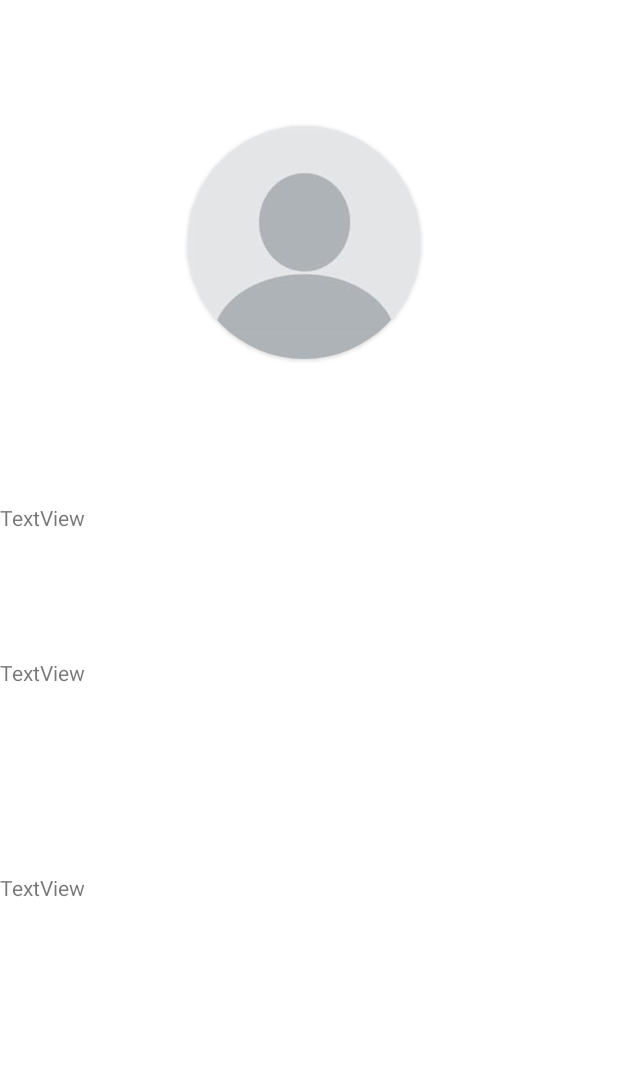
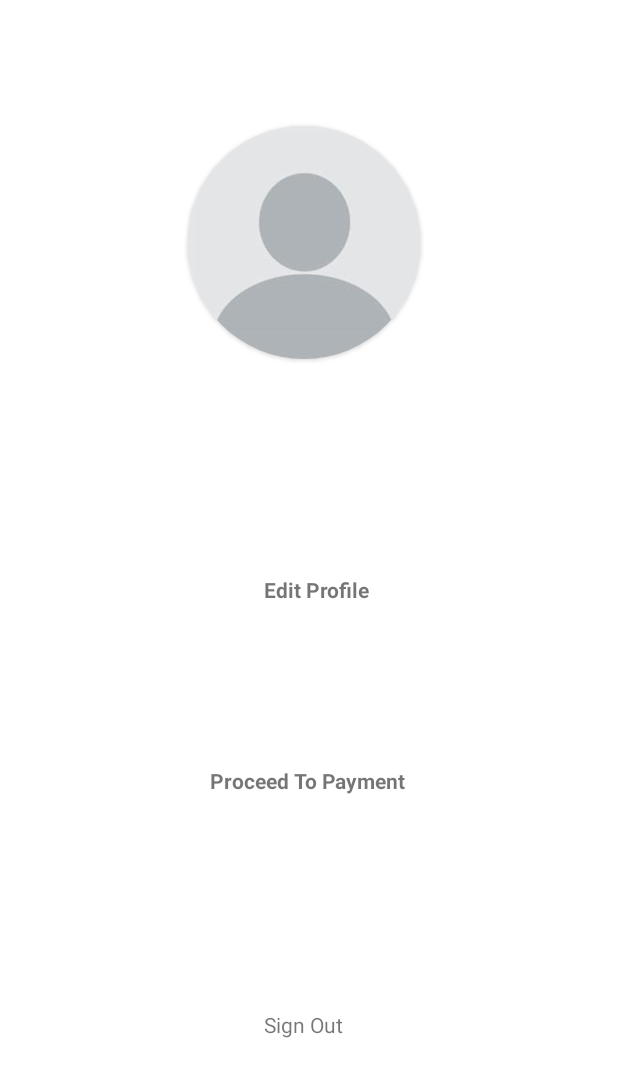
Before and after one commit to sm185570/Hack-2022, an Android app: the RegisterationActivity screen opened directly, with no data from a screen before it, after a tap on "SIGN UP", on a phone screen of 412 x 824 dp. Shown: the top 1077 px of the screen. Run offline under Robolectric (Android 15) with nearby library versions, the phone set to English and light mode, and no system bars; our stand-ins replace Firebase (no records; nobody signed in at launch, a user with empty details on screens opened directly).

Commit message:
fix flow

```diff
--- a/QrCodeGenerator/app/build.gradle
+++ b/QrCodeGenerator/app/build.gradle
@@ -43,14 +43,12 @@ dependencies {
     implementation 'androidx.lifecycle:lifecycle-livedata-ktx:2.3.1'
     implementation 'androidx.lifecycle:lifecycle-viewmodel-ktx:2.3.1'
     implementation platform('com.google.firebase:firebase-bom:30.3.0')
-    implementation 'androidx.navigation:navigation-fragment:2.3.5'
-    implementation 'androidx.navigation:navigation-ui:2.3.5'
-    implementation 'com.google.android.material:material:1.3.0-alpha03'
+    implementation 'com.google.firebase:firebase-auth'
+
 
     testImplementation 'junit:junit:4.13.2'
     androidTestImplementation 'androidx.test.ext:junit:1.1.3'
     androidTestImplementation 'androidx.test.espresso:espresso-core:3.4.0'
-    //implementation 'androidmads.library.qrgenearator:QRGenearator:1.0.4'
     implementation 'com.google.zxing:core:3.3.2'
     implementation 'com.google.firebase:firebase-auth'
     implementation 'com.google.android.gms:play-services-auth:20.2.0'
--- a/QrCodeGenerator/app/src/main/java/com/machinemake/NCRed/MainActivity2.java
+++ b/QrCodeGenerator/app/src/main/java/com/machinemake/NCRed/MainActivity2.java
@@ -2,13 +2,50 @@ package com.machinemake.NCRed;
 
 import androidx.appcompat.app.AppCompatActivity;
 
+import android.content.Intent;
 import android.os.Bundle;
+import android.view.View;
+import android.widget.TextView;
 
 public class MainActivity2 extends AppCompatActivity {
 
+    TextView pToPayment;
+    TextView signOut;
+    TextView editProfile;
     @Override
     protected void onCreate(Bundle savedInstanceState) {
         super.onCreate(savedInstanceState);
         setContentView(R.layout.activity_main2);
+        pToPayment = findViewById(R.id.ppayment);
+        signOut = findViewById(R.id.signOut2);
+        editProfile = findViewById(R.id.editProfile);
+
+        pToPayment.setOnClickListener(new View.OnClickListener() {
+            @Override
+            public void onClick(View view) {
+
+                ChangeToPayment();
+            }
+        });
+
+        editProfile.setOnClickListener(new View.OnClickListener() {
+            @Override
+            public void onClick(View view) {
+
+                ChangeToProfile();
+            }
+        });
+    }
+
+    private void ChangeToProfile()
+    {
+        Intent intent = new Intent(this, ProfileActivity.class);
+        startActivity(intent);
+    }
+
+    private void ChangeToPayment()
+    {
+        Intent intent = new Intent(this, MainActivity.class);
+        startActivity(intent);
     }
 }
--- a/QrCodeGenerator/app/src/main/java/com/machinemake/NCRed/RegisterationActivity.java
+++ b/QrCodeGenerator/app/src/main/java/com/machinemake/NCRed/RegisterationActivity.java
@@ -1,27 +1,44 @@
 package com.machinemake.NCRed;
 
+import static android.content.ContentValues.TAG;
+
+import androidx.annotation.NonNull;
 import androidx.appcompat.app.AppCompatActivity;
 
 import android.app.Activity;
+import android.content.Context;
 import android.content.Intent;
 import android.graphics.Bitmap;
 import android.net.Uri;
 import android.os.Bundle;
 import android.provider.MediaStore;
+import android.util.Log;
 import android.view.View;
 import android.widget.Button;
 import android.widget.ImageView;
 import android.widget.TextView;
+import android.widget.Toast;
+
+import com.google.android.gms.tasks.OnCompleteListener;
+import com.google.android.gms.tasks.Task;
+import com.google.firebase.auth.AuthResult;
+import com.google.firebase.auth.FirebaseAuth;
+import com.google.firebase.auth.FirebaseUser;
+import com.machinemake.NCRed.data.model.User;
 
 import java.io.FileNotFoundException;
 import java.io.IOException;
+import java.io.Serializable;
 
 public class RegisterationActivity extends AppCompatActivity {
     private static final int GET_FROM_GALLERY = 9090;
     Button join;
     TextView uploadPic;
     TextView login;
+    TextView email;
+    TextView password;
     ImageView pic;
+    private FirebaseAuth mAuth;
     @Override
     protected void onCreate(Bundle savedInstanceState) {
         super.onCreate(savedInstanceState);
@@ -29,15 +46,38 @@ public class RegisterationActivity extends AppCompatActivity {
         join = findViewById(R.id.join);
 //        uploadPic = findViewById(R.id.txtUploadPic);
         login = findViewById(R.id.lnkLogin);
+        email = findViewById(R.id.txtEmail);
+        password = findViewById(R.id.secTxt);
         pic = findViewById(R.id.pic);
-
+        mAuth = FirebaseAuth.getInstance();
+        FirebaseUser currentUser = mAuth.getCurrentUser();
         join.setOnClickListener(new View.OnClickListener() {
             @Override
             public void onClick(View view) {
+//                mAuth.createUserWithEmailAndPassword(email.getText().toString(), password.getText().toString())
+//                        .addOnCompleteListener(RegisterationActivity.this, new OnCompleteListener<AuthResult>()
+//                        {
+//                            @Override
+//                            public void onComplete(@NonNull Task<AuthResult> task) {
+//                                if (task.isSuccessful()) {
+//                                    // Sign in success, update UI with the signed-in user's information
+//                                    Log.d(TAG, "createUserWithEmail:success");
+//                                    GoToHome(mAuth.getCurrentUser());
+//                                }
+//                                else {
+//                                    // If sign in fails, display a message to the user.
+//                                    Log.w(TAG, "createUserWithEmail:failure", task.getException());
+//
+//                                }
+//                            }
+//                        });
+                Intent intent = new Intent(RegisterationActivity.this, MainActivity2.class);
 
-                ChangeToMain();
+                startActivity(intent);
+
             }
         });
+
         pic.setOnClickListener(new View.OnClickListener() {
             @Override
             public void onClick(View view) {
@@ -55,6 +95,15 @@ public class RegisterationActivity extends AppCompatActivity {
                 ChangeToLogin();
             }
         });
+    }
+
+    private void GoToHome( FirebaseUser currentUser) {
+        User u = new User();
+        u.Email = currentUser.getEmail();
+
+        Intent intent = new Intent(this, MainActivity2.class);
+        intent.putExtra("KEY_NAME", (Serializable) u);
+        startActivity(intent);
     }
 
     private void ChangeToMain()
--- a/QrCodeGenerator/app/src/main/java/com/machinemake/NCRed/data/LoginDataSource.java
+++ b/QrCodeGenerator/app/src/main/java/com/machinemake/NCRed/data/LoginDataSource.java
@@ -1,4 +1,4 @@
-package com.example.NCRed.data;
+package com.machinemake.NCRed.data;
 
 import com.example.NCRed.data.model.LoggedInUser;
 
--- a/QrCodeGenerator/app/src/main/java/com/machinemake/NCRed/data/Result.java
+++ b/QrCodeGenerator/app/src/main/java/com/machinemake/NCRed/data/Result.java
@@ -1,4 +1,4 @@
-package com.example.NCRed.data;
+package com.machinemake.NCRed.data;
 
 /**
  * A generic class that holds a result success w/ data or an error exception.
--- a/QrCodeGenerator/app/src/main/res/layout/activity_main2.xml
+++ b/QrCodeGenerator/app/src/main/res/layout/activity_main2.xml
@@ -33,36 +33,40 @@
     </androidx.cardview.widget.CardView>
 
 
-
     <TextView
-        android:id="@+id/textView"
+        android:id="@+id/editProfile"
         android:layout_width="wrap_content"
         android:layout_height="wrap_content"
-        android:layout_marginTop="96dp"
-        android:text="TextView"
+        android:layout_marginStart="176dp"
+        android:layout_marginTop="144dp"
+        android:text="Edit Profile"
+        android:textStyle="bold"
+        app:layout_constraintStart_toStartOf="parent"
         app:layout_constraintTop_toBottomOf="@+id/cardView1"
-        tools:layout_editor_absoluteX="176dp"
         tools:ignore="MissingConstraints" />
 
     <TextView
-        android:id="@+id/textView2"
+        android:id="@+id/ppayment"
         android:layout_width="wrap_content"
         android:layout_height="wrap_content"
-        android:layout_marginTop="84dp"
-        android:text="TextView"
-        app:layout_constraintTop_toBottomOf="@+id/textView"
-        tools:layout_editor_absoluteX="176dp"
+        android:layout_marginStart="140dp"
+        android:layout_marginTop="108dp"
+        android:text="Proceed To Payment"
+        android:textStyle="bold"
+        app:layout_constraintStart_toStartOf="parent"
+        app:layout_constraintTop_toBottomOf="@+id/editProfile"
         tools:ignore="MissingConstraints" />
 
     <TextView
-        android:id="@+id/textView3"
+        android:id="@+id/signOut2"
         android:layout_width="wrap_content"
         android:layout_height="wrap_content"
+        android:layout_marginStart="176dp"
         android:layout_marginTop="124dp"
-        android:text="TextView"
+        android:text="Sign Out"
         app:layout_constraintBottom_toBottomOf="parent"
-        app:layout_constraintTop_toBottomOf="@+id/textView2"
-        app:layout_constraintVertical_bias="0.0"
-        tools:layout_editor_absoluteX="176dp"
+        app:layout_constraintStart_toStartOf="parent"
+        app:layout_constraintTop_toBottomOf="@+id/ppayment"
+        app:layout_constraintVertical_bias="0.129"
         tools:ignore="MissingConstraints" />
 </androidx.constraintlayout.widget.ConstraintLayout>
```
Also changed, not shown: QrCodeGenerator/app/src/main/java/com/machinemake/NCRed/LoginActivity.java (+35 -0 lines), QrCodeGenerator/app/src/main/java/com/machinemake/NCRed/data/Card.java (added, +48 -0 lines), QrCodeGenerator/app/src/main/java/com/machinemake/NCRed/data/LoginRepository.java (+8 -8 lines), QrCodeGenerator/app/src/main/java/com/machinemake/NCRed/data/model/User.java (added, +12 -0 lines), QrCodeGenerator/app/src/main/res/layout/profile.xml (+45 -0 lines).
